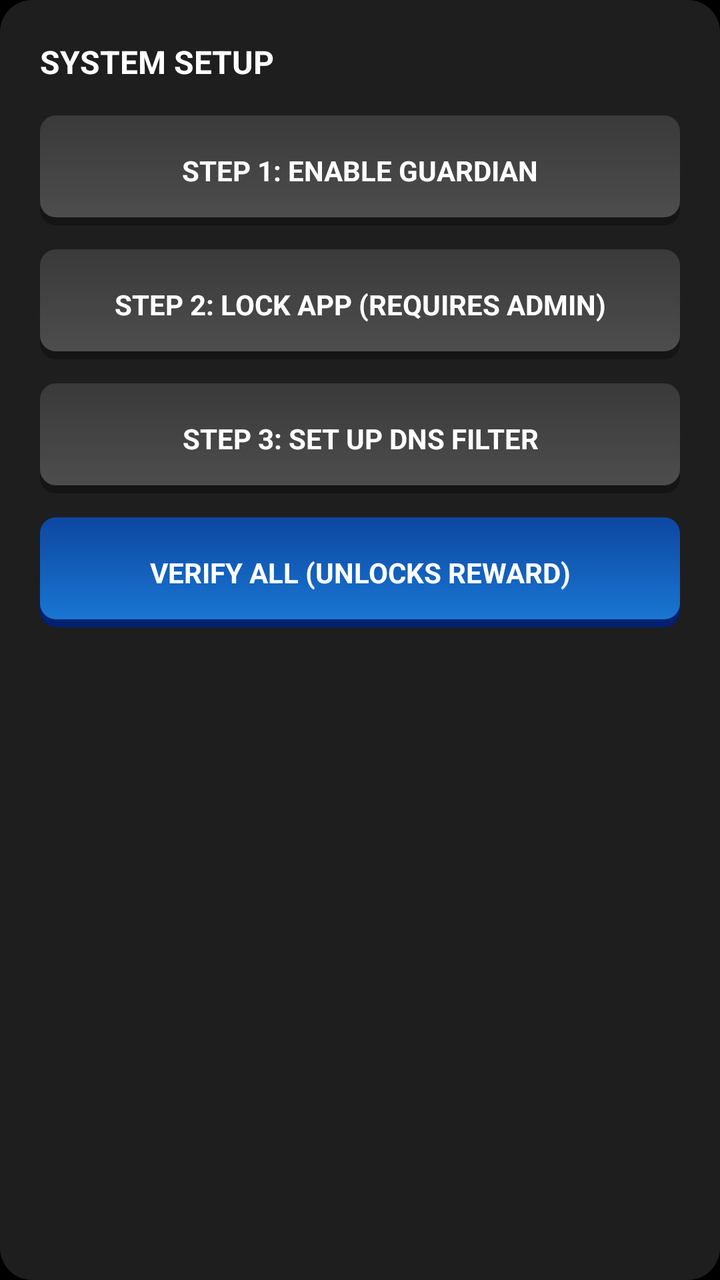
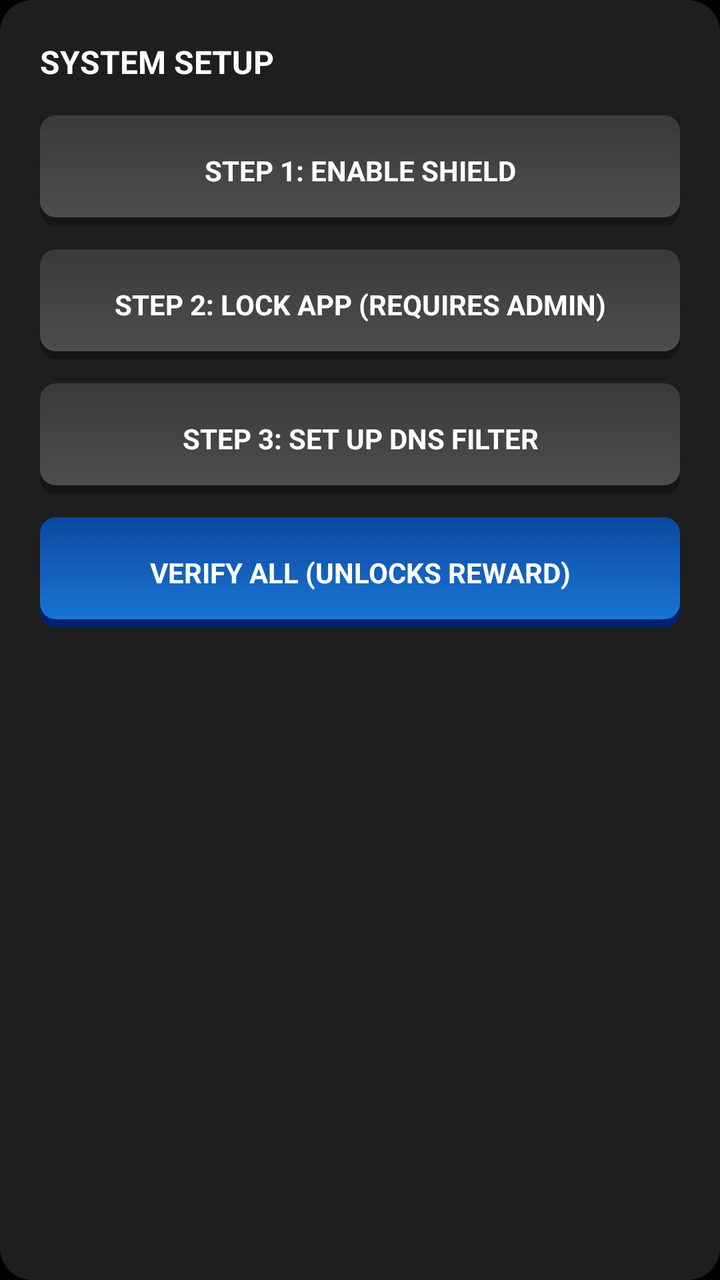

Before-and-after screenshots of an Android layout around one commit, followed by the original layout XML and the change that was made.
<!-- AndroidManifest.xml: application theme android:Theme.NoTitleBar -->
<!-- res/layout/card_onboarding.xml -->
<?xml version="1.0" encoding="utf-8"?>
<LinearLayout xmlns:android="http://schemas.android.com/apk/res/android"
    android:id="@+id/llOnboarding" style="@style/AppCard">
    <TextView android:layout_width="wrap_content" android:layout_height="wrap_content" style="@style/TextHeader" android:text="SYSTEM SETUP"/>
    <Button android:id="@+id/btnStep1" style="@style/AppButton.Standard" android:text="STEP 1: ENABLE GUARDIAN"/>
    <Button android:id="@+id/btnStep2" style="@style/AppButton.Standard" android:text="STEP 2: LOCK APP (REQUIRES ADMIN)"/>
    <Button android:id="@+id/btnStep3" style="@style/AppButton.Standard" android:text="STEP 3: SET UP DNS FILTER"/>
    <Button android:id="@+id/btnStep4" style="@style/AppButton.Standard" android:text="STEP 4: FIX BATTERY SETTINGS" android:layout_marginTop="12dp" android:visibility="gone"/>
    <Button android:id="@+id/btnTestFilter" style="@style/AppButton.Accent" android:text="VERIFY ALL (UNLOCKS REWARD)" android:layout_marginBottom="0dp"/>
</LinearLayout>
<!-- resources referenced by this layout -->
<resources>
  <style name="AppButton.Accent">
          <item name="android:background">@drawable/bg_btn_accent</item>
      </style>
  <style name="AppButton.Standard">
          <item name="android:background">@drawable/bg_btn_standard</item>
      </style>
  <style name="AppCard">
          <item name="android:layout_width">match_parent</item>
          <item name="android:layout_height">wrap_content</item>
          <item name="android:orientation">vertical</item>
          <item name="android:background">@drawable/bg_card</item>
          <item name="android:padding">20dp</item>
          <item name="android:layout_marginBottom">24dp</item>
      </style>
  <style name="TextHeader">
          <item name="android:textColor">#FFFFFF</item>
          <item name="android:textSize">16sp</item>
          <item name="android:textStyle">bold</item>
          <item name="android:layout_marginBottom">16dp</item>
      </style>
  <!-- drawable bg_btn_accent (drawable) -->
  <?xml version="1.0" encoding="utf-8"?>
  <selector xmlns:android="http://schemas.android.com/apk/res/android">
      <item android:state_pressed="true">
          <layer-list>
              <item><shape><corners android:radius="8dp"/><solid android:color="#002171"/></shape></item>
              <item android:top="4dp" android:bottom="0dp"><shape><corners android:radius="8dp"/><gradient android:angle="270" android:startColor="#093170" android:endColor="#115293"/></shape></item>
          </layer-list>
      </item>
      <item>
          <layer-list>
              <item><shape><corners android:radius="8dp"/><solid android:color="#002171"/></shape></item>
              <item android:top="0dp" android:bottom="4dp"><shape><corners android:radius="8dp"/><gradient android:angle="270" android:startColor="#0D47A1" android:endColor="#1976D2"/></shape></item>
          </layer-list>
      </item>
  </selector>
  <!-- drawable bg_btn_standard (drawable) -->
  <?xml version="1.0" encoding="utf-8"?>
  <selector xmlns:android="http://schemas.android.com/apk/res/android">
      
      <item android:state_pressed="true">
          <layer-list>
              <item><shape><corners android:radius="8dp"/><solid android:color="#151515"/></shape></item>
              <item android:top="4dp" android:bottom="0dp"><shape><corners android:radius="8dp"/><gradient android:angle="270" android:startColor="#2A2A2A" android:endColor="#3A3A3A"/></shape></item>
          </layer-list>
      </item>
      
      <item>
          <layer-list>
              <item><shape><corners android:radius="8dp"/><solid android:color="#151515"/></shape></item>
              <item android:top="0dp" android:bottom="4dp"><shape><corners android:radius="8dp"/><gradient android:angle="270" android:startColor="#3A3A3A" android:endColor="#4D4D4D"/></shape></item>
          </layer-list>
      </item>
  </selector>
  <!-- drawable bg_card (drawable) -->
  <?xml version="1.0" encoding="utf-8"?>
  <shape xmlns:android="http://schemas.android.com/apk/res/android">
      <solid android:color="#1E1E1E" />
      <corners android:radius="16dp" />
  </shape>
</resources>

<!-- the commit's change to res/layout/card_onboarding.xml (unified diff, before → after) -->
@@ -2,7 +2,7 @@
 <LinearLayout xmlns:android="http://schemas.android.com/apk/res/android"
     android:id="@+id/llOnboarding" style="@style/AppCard">
     <TextView android:layout_width="wrap_content" android:layout_height="wrap_content" style="@style/TextHeader" android:text="SYSTEM SETUP"/>
-    <Button android:id="@+id/btnStep1" style="@style/AppButton.Standard" android:text="STEP 1: ENABLE GUARDIAN"/>
+    <Button android:id="@+id/btnStep1" style="@style/AppButton.Standard" android:text="STEP 1: ENABLE SHIELD"/>
     <Button android:id="@+id/btnStep2" style="@style/AppButton.Standard" android:text="STEP 2: LOCK APP (REQUIRES ADMIN)"/>
     <Button android:id="@+id/btnStep3" style="@style/AppButton.Standard" android:text="STEP 3: SET UP DNS FILTER"/>
     <Button android:id="@+id/btnStep4" style="@style/AppButton.Standard" android:text="STEP 4: FIX BATTERY SETTINGS" android:layout_marginTop="12dp" android:visibility="gone"/>
